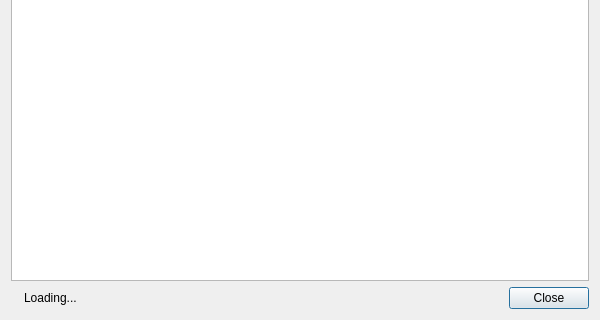
Above: MovieImageDialog.ui from Komet/MediaElch before the change; both pictures show x 0 to 600 and y 280 to 600 of the 600 by 600 pixel window. Below: the same form after it.
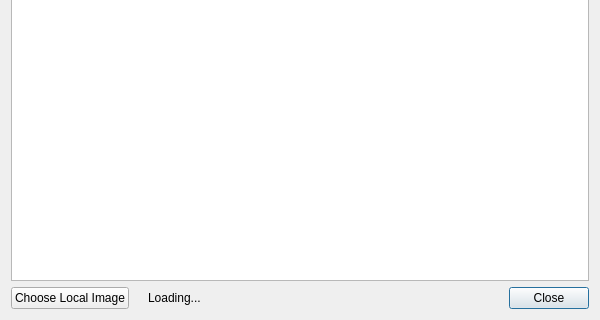
That is the form after the change. Icons and pictures are not drawn.

Commit message: Ability to choose a local picture added

```diff
--- a/MovieImageDialog.ui
+++ b/MovieImageDialog.ui
@@ -76,7 +76,17 @@
     </widget>
    </item>
    <item>
-    <layout class="QHBoxLayout" name="horizontalLayout" stretch="0,1,0,0">
+    <layout class="QHBoxLayout" name="horizontalLayout" stretch="0,0,1,0,0">
+     <item>
+      <widget class="QPushButton" name="buttonChoose">
+       <property name="text">
+        <string>Choose Local Image</string>
+       </property>
+       <property name="autoDefault">
+        <bool>false</bool>
+       </property>
+      </widget>
+     </item>
      <item>
       <widget class="QLabel" name="labelSpinner">
        <property name="text">
```
The commit also changes 4 other files.
